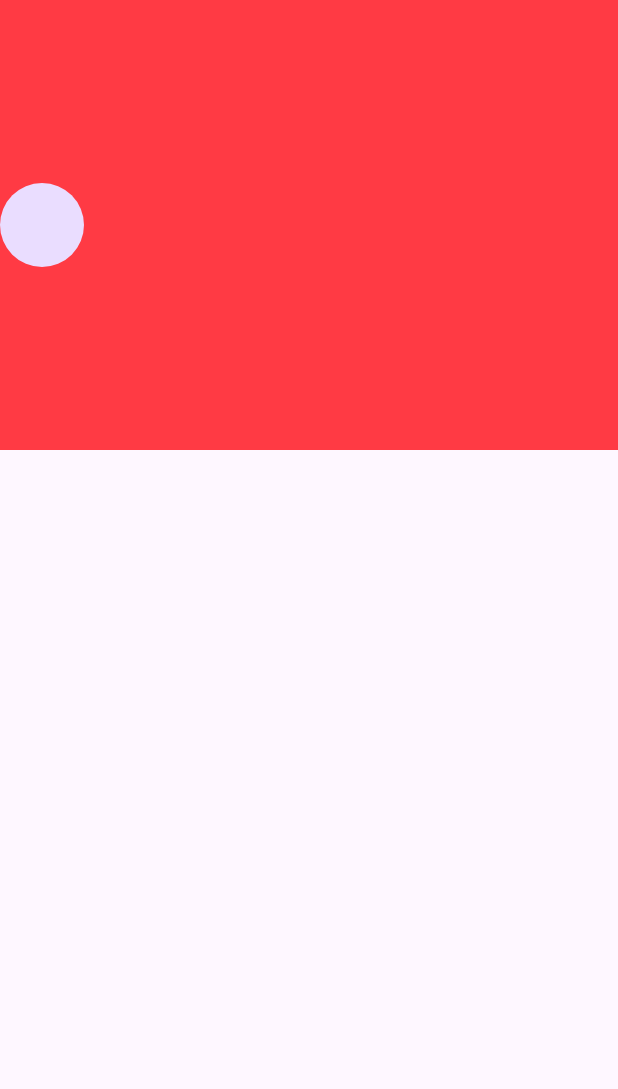
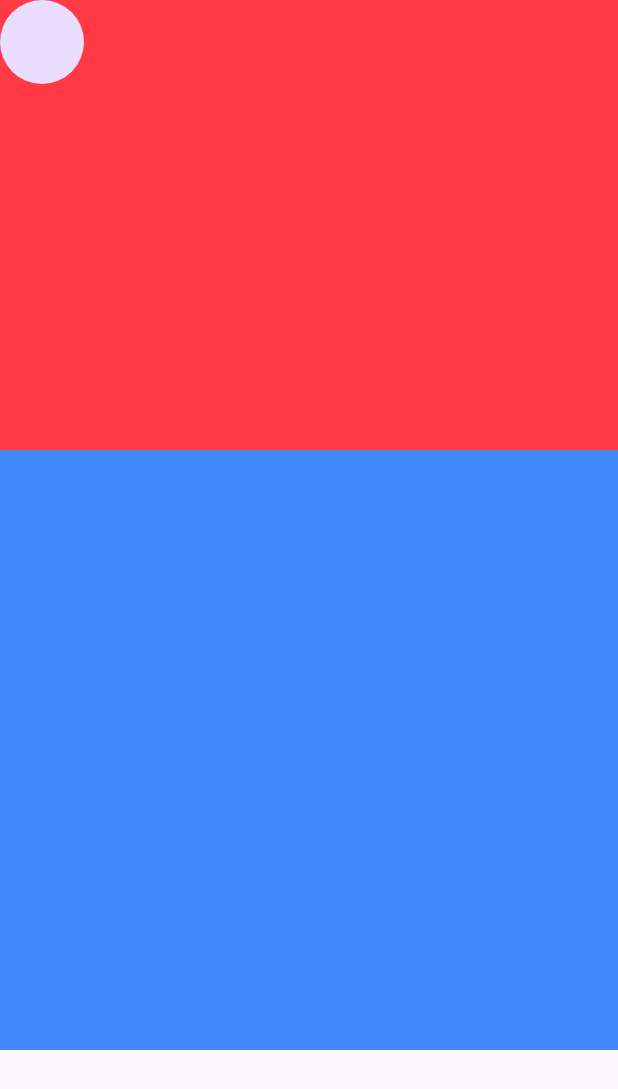
Before and after one commit to Nived-Manoj/Tasky-App, a Flutter app: the screen it shows after launch, on a phone screen of 412 x 824 dp. Shown: the top 1089 px of the screen. Run offline on Flutter 3.47's test engine with Material 3 defaults, Android fonts, the phone set to English and light mode, and no system bars.

Commit message:
initial committ

```diff
--- a/lib/view/home_screen.dart
+++ b/lib/view/home_screen.dart
@@ -12,11 +12,17 @@ class HomeScreen extends StatelessWidget {
             leading: CircleAvatar(
               radius: 10,
             ),
-            toolbarHeight: 300,
+            expandedHeight: 300,
             backgroundColor: Color(0xFFFF3A44),
-            floating: false,
-            pinned: false,
+            floating: true,
+            pinned: true,
           ),
+          SliverToBoxAdapter(
+            child: Container(
+              height: 400,
+              color: Colors.blueAccent,
+            ),
+          )
         ],
       ),
     );
```
